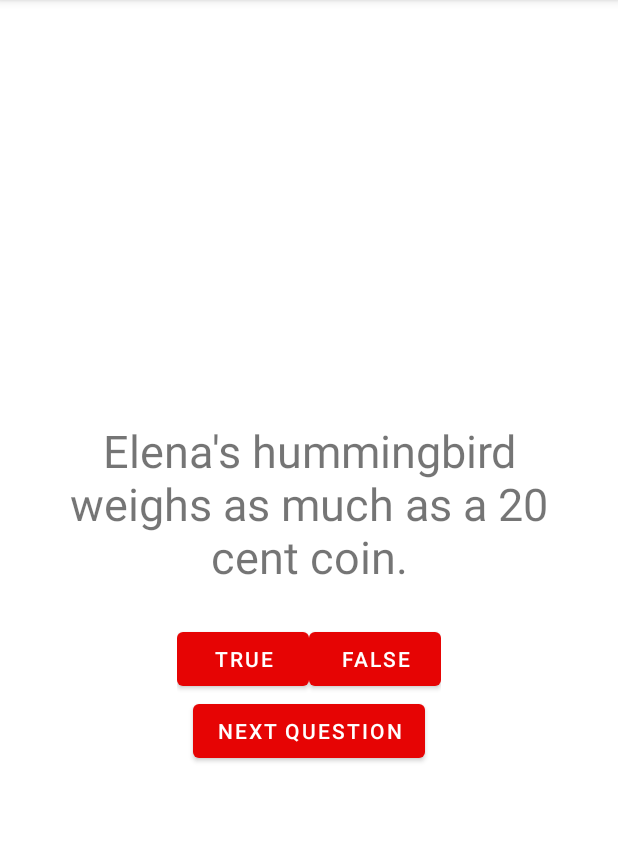
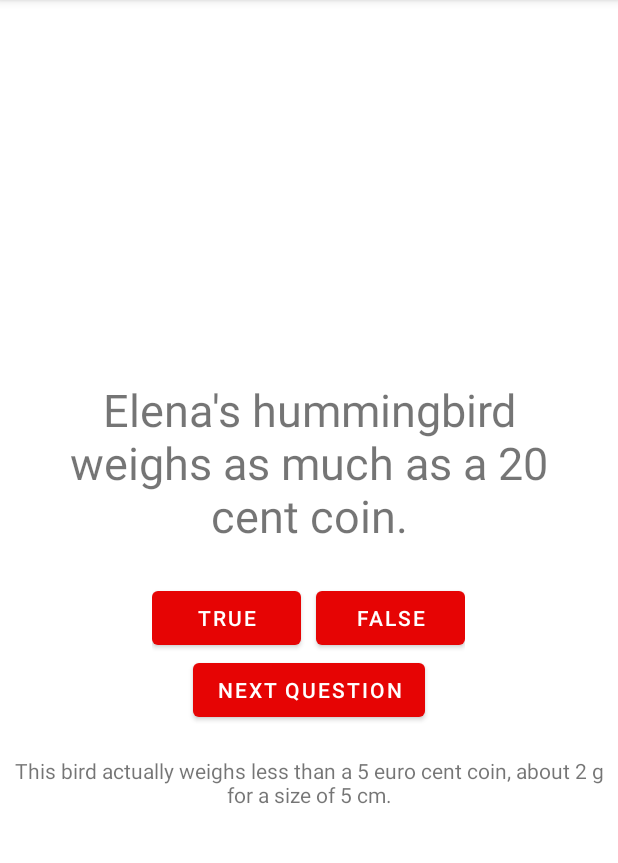
Before and after one commit to Drunkinator/DevMobile, an Android app: the screen it shows after launch (MainActivity), after a tap on "TRUE", on a phone screen of 412 x 824 dp, the part 84-947 px from its top. Run offline under Robolectric (Android 15) with nearby library versions, the phone set to English and light mode, and no system bars.

Commit message:
Push2
Ajout des réponses

```diff
--- a/app/src/main/java/com/example/helloworld/MainActivity.kt
+++ b/app/src/main/java/com/example/helloworld/MainActivity.kt
@@ -13,6 +13,7 @@ private lateinit var trueButton: Button
 private lateinit var falseButton: Button
 private lateinit var nextButton: Button
 private lateinit var questionTextView: TextView
+private lateinit var answerTextView: TextView
 private val questionBank= listOf(
     Question(R.string.question1, false),
     Question(R.string.question2, true),
@@ -20,11 +21,24 @@ private val questionBank= listOf(
     Question(R.string.question4, true),
     Question(R.string.question5, false),
     Question(R.string.question6, true))
+
+private val answerBank= listOf(
+    Answer(R.string.answer1),
+    Answer(R.string.answer2),
+    Answer(R.string.answer3),
+    Answer(R.string.answer4),
+    Answer(R.string.answer5),
+    Answer(R.string.answer6))
 private var currentIndex = 0
+private var currentIndex2 = 0
 
 private fun updateQuestion() {
     val questionTextResId = questionBank[currentIndex].questionResId
     questionTextView.setText(questionTextResId)
+}
+private fun updateAnswer() {
+    val answerTextResId = answerBank[currentIndex2].answerResId
+    answerTextView.setText(answerTextResId)
 }
 
 
@@ -39,6 +53,7 @@ class MainActivity : AppCompatActivity() {
         falseButton = findViewById(R.id.false_button)
         nextButton = findViewById(R.id.next_button)
         questionTextView = findViewById(R.id.question_text_view)
+        answerTextView = findViewById(R.id.answerTextView)
         fun checkAnswer(userAnswer: Boolean) {
             val correctAnswer = questionBank[currentIndex].correctAnswer
             val messageResId = if (userAnswer == correctAnswer) {
@@ -55,14 +70,29 @@ class MainActivity : AppCompatActivity() {
         falseButton.setOnClickListener { view: View ->
             checkAnswer(false)
 
-
         }
         val questionTextResId = questionBank[currentIndex].questionResId
+        val answerTextResId = answerBank[currentIndex2].answerResId
         questionTextView.setText(questionTextResId)
+        answerTextView.setText(answerTextResId)
         nextButton.setOnClickListener {
             currentIndex = (currentIndex + 1) % questionBank.size
             val questionTextResId = questionBank[currentIndex].questionResId
             questionTextView.setText(questionTextResId)
+            currentIndex2 = (currentIndex2 + 1) % answerBank.size
+            val answerTextResId = answerBank[currentIndex2].answerResId
+            answerTextView.setText(answerTextResId)
+            answerTextView.visibility = View.INVISIBLE
+        }
+        answerTextView.visibility = View.INVISIBLE
+        trueButton.setOnClickListener {
+            checkAnswer(true)
+            answerTextView.visibility = View.VISIBLE
+        }
+        answerTextView.visibility = View.INVISIBLE
+        falseButton.setOnClickListener {
+            checkAnswer(true)
+            answerTextView.visibility = View.VISIBLE
         }
     }
 
--- a/app/src/main/java/com/example/helloworld/Question.kt
+++ b/app/src/main/java/com/example/helloworld/Question.kt
@@ -2,3 +2,5 @@ package com.example.helloworld
 
 data class Question(val questionResId: Int,
                     val correctAnswer: Boolean)
+
+data class Answer(val answerResId : Int)
--- a/app/src/main/res/layout/activity_main.xml
+++ b/app/src/main/res/layout/activity_main.xml
@@ -23,14 +23,15 @@
 
         <Button
             android:id="@+id/true_button"
-            android:layout_width="wrap_content"
+            android:layout_width="99dp"
             android:layout_height="wrap_content"
+            android:layout_marginRight="10dp"
             android:text="@string/true_button"
             android:textColorHighlight="#000000" />
 
         <Button
             android:id="@+id/false_button"
-            android:layout_width="wrap_content"
+            android:layout_width="99dp"
             android:layout_height="wrap_content"
             android:text="@string/false_button" />
     </LinearLayout>
@@ -41,4 +42,13 @@
         android:layout_height="wrap_content"
         android:text="@string/text_next" />
 
+    <TextView
+        android:id="@+id/answerTextView"
+        android:layout_width="match_parent"
+        android:layout_height="wrap_content"
+        android:gravity="center"
+        android:layout_marginTop="20dp"
+        android:text="@string/answer1"
+        android:visibility="invisible" />
+
 </LinearLayout>
--- a/app/src/main/res/values/strings.xml
+++ b/app/src/main/res/values/strings.xml
@@ -16,5 +16,11 @@
     <string name="question5">Petanque is an Olympic sport.</string>
     <string name="question6">In the first weeks of gestation, the skin of the fetus is transparent.</string>
     <string name="text_next">Next Question</string>
+    <string name="answer1">This bird actually weighs less than a 5 euro cent coin, about 2 g for a size of 5 cm.</string>
+    <string name="answer2">At that time, carrots in Europe were predominantly purple. Since then, the orange variety has established itself as the most popular.</string>
+    <string name="answer3">An oyster can thus change sex once per reproduction period. The younger the oyster, the more likely it is to change sex.</string>
+    <string name="answer4">At a rate of 2 to 3 eggs per day, the bed bug can lay 150 eggs in your mattress in its lifetime.</string>
+    <string name="answer5">The International Federation of Boules Sports, founded in 1985, has been trying to add pétanque to the Olympics for decades.</string>
+    <string name="answer6">As the weeks progress, the skin of the fetus becomes more opaque.</string>
 
 </resources>
```
Also changed, not shown: 1 other file.
